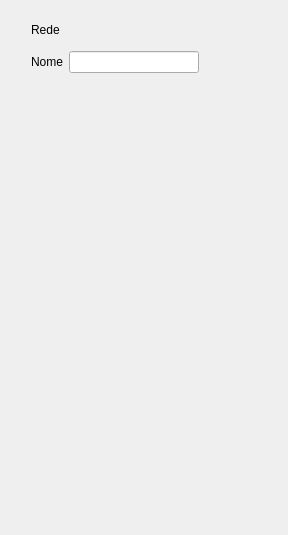
Before: the Qt Designer form PetriWidget/petriproperties.ui in hackerlank/training_project, drawn with Qt 5.
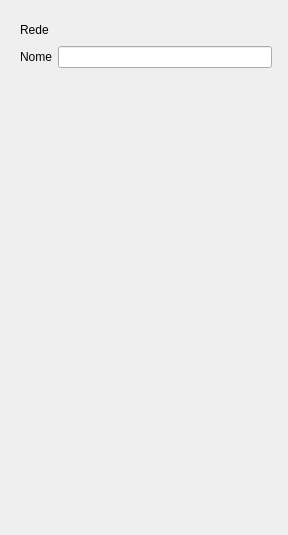
After: the same form once the commit is applied.

Patch:
```diff
--- a/PetriWidget/petriproperties.ui
+++ b/PetriWidget/petriproperties.ui
@@ -616,28 +616,28 @@
       </widget>
      </widget>
      <widget class="QWidget" name="net">
+      <layout class="QGridLayout" name="gridLayout_20">
+       <item row="0" column="0">
       <widget class="QLabel" name="label_14">
-       <property name="geometry">
-        <rect>
-         <x>20</x>
-         <y>10</y>
-         <width>59</width>
-         <height>17</height>
-        </rect>
-       </property>
        <property name="text">
         <string>Rede</string>
        </property>
       </widget>
-      <widget class="QWidget" name="layoutWidget">
-       <property name="geometry">
-        <rect>
-         <x>20</x>
-         <y>40</y>
-         <width>168</width>
-         <height>22</height>
-        </rect>
-       </property>
+       </item>
+       <item row="0" column="2">
+        <spacer name="horizontalSpacer_5">
+         <property name="orientation">
+          <enum>Qt::Horizontal</enum>
+         </property>
+         <property name="sizeHint" stdset="0">
+          <size>
+           <width>189</width>
+           <height>20</height>
+          </size>
+         </property>
+        </spacer>
+       </item>
+       <item row="1" column="0" colspan="3">
        <layout class="QHBoxLayout" name="horizontalLayout_2">
         <item>
          <widget class="QLabel" name="label_31">
@@ -650,7 +650,21 @@
          <widget class="QLineEdit" name="le_net_name"/>
         </item>
        </layout>
-      </widget>
+       </item>
+       <item row="2" column="1">
+        <spacer name="verticalSpacer_3">
+         <property name="orientation">
+          <enum>Qt::Vertical</enum>
+         </property>
+         <property name="sizeHint" stdset="0">
+          <size>
+           <width>20</width>
+           <height>439</height>
+          </size>
+         </property>
+        </spacer>
+       </item>
+      </layout>
      </widget>
     </widget>
    </item>
```
Lines whose indentation alone changed are shown as unchanged.
